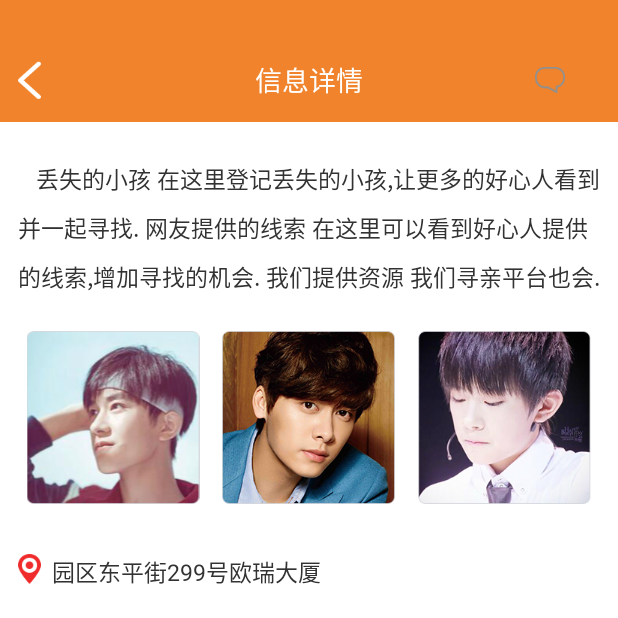
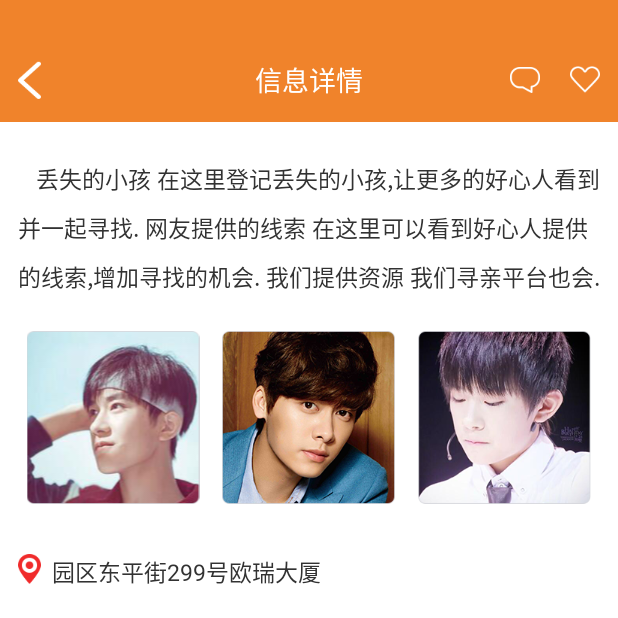
Before and after one commit to menglanlvcongrui/WhereAreYouNow, an Android app: the InformationDetailsActivity screen opened directly, with no data from a screen before it, on a phone screen of 412 x 824 dp, the top half of it. Run offline under Robolectric (Android 15) with nearby library versions, the phone set to English and light mode, and no system bars.

Commit message:
首次提交

```diff
--- a/app/src/main/java/com/example/administrator/whereareyounow/activity/ChangepwdActivity.java
+++ b/app/src/main/java/com/example/administrator/whereareyounow/activity/ChangepwdActivity.java
@@ -28,7 +28,8 @@ TextView forgetpwd;
         forgetpwd= (TextView) findViewById(R.id.forgetpwd);
         tv_title_center= (TextView)findViewById(R.id.title_center);
         iv= (ImageView) findViewById(R.id.title_right1);
-        iv.setImageResource(R.drawable.love);
+        iv.setVisibility(View.VISIBLE);
+        iv.setImageResource(R.drawable.change_password);
         tv_title_center.setText("修改密码");
         forgetpwd.setOnClickListener(new View.OnClickListener() {
             @Override
--- a/app/src/main/java/com/example/administrator/whereareyounow/activity/InformationDetailsActivity.java
+++ b/app/src/main/java/com/example/administrator/whereareyounow/activity/InformationDetailsActivity.java
@@ -11,6 +11,7 @@ import android.widget.TextView;
 import com.example.administrator.whereareyounow.R;
 
 public class InformationDetailsActivity extends AppCompatActivity {
+    private ImageView iv_title_left;
     private TextView tv_title_center;
     private ImageView iv_title_right;
     private ImageView iv_left;
@@ -24,11 +25,20 @@ public class InformationDetailsActivity extends AppCompatActivity {
 //            getWindow().addFlags(WindowManager.LayoutParams.FLAG_TRANSLUCENT_NAVIGATION);
         }
         setContentView(R.layout.activity_information_details);
+        iv_title_left= (ImageView)findViewById(R.id.title_left);
         tv_title_center= (TextView)findViewById(R.id.title_center);
         iv_left= (ImageView) findViewById(R.id.iv_left);
         iv_title_right= (ImageView) findViewById(R.id.title_right1);
+        iv_title_left.setOnClickListener(new View.OnClickListener() {
+            @Override
+            public void onClick(View v) {
+                finish();
+            }
+        });
         tv_title_center.setText("信息详情");
         iv_left.setVisibility(View.VISIBLE);
-        iv_title_right.setImageResource(R.drawable.release);
+        iv_left.setImageResource(R.drawable.chat_white);
+        iv_title_right.setVisibility(View.VISIBLE);
+        iv_title_right.setImageResource(R.drawable.release_white);
     }
 }
--- a/app/src/main/res/layout/activity_publish_information.xml
+++ b/app/src/main/res/layout/activity_publish_information.xml
@@ -64,6 +64,7 @@
                        android:layout_height="wrap_content">
                        <ImageView
                            android:layout_marginRight="5dp"
+                           android:layout_gravity="center_vertical"
                            android:src="@drawable/clock"
                            android:layout_width="wrap_content"
                            android:layout_height="wrap_content" />
--- a/app/src/main/res/layout/fragment_attention.xml
+++ b/app/src/main/res/layout/fragment_attention.xml
@@ -12,6 +12,7 @@
         app:layout_heightPercent="0.1"
         layout="@layout/navigation_bar"></include>
     <LinearLayout
+        android:id="@+id/line1"
         android:layout_width="match_parent"
         android:orientation="vertical"
         android:layout_height="wrap_content">
@@ -132,6 +133,7 @@
             android:layout_height="1dp"/>
     </LinearLayout>
     <LinearLayout
+        android:id="@+id/line2"
         android:layout_width="match_parent"
         android:orientation="vertical"
         android:layout_height="wrap_content">
@@ -255,6 +257,7 @@
             android:layout_height="1dp"/>
     </LinearLayout>
     <LinearLayout
+        android:id="@+id/line3"
         android:layout_width="match_parent"
         android:orientation="vertical"
         android:layout_height="wrap_content">
--- a/app/src/main/res/layout/navigation_bar.xml
+++ b/app/src/main/res/layout/navigation_bar.xml
@@ -74,13 +74,13 @@
                         android:textColor="@color/black"
                         android:layout_width="wrap_content"
                         android:layout_height="match_parent"
-                        android:paddingRight="15dp" />
+                        android:paddingRight="12dp" />
                     <ImageView
                         android:visibility="gone"
                         android:id="@+id/title_right1"
                         android:layout_width="wrap_content"
                         android:layout_height="match_parent"
-                        android:paddingRight="15dp"
+                        android:paddingRight="12dp"
                         android:src="@mipmap/release"/>
                 </FrameLayout>
 
```
Also changed, not shown: app/src/main/java/com/example/administrator/whereareyounow/fragment/AttentionFragment.java (+31 -1 lines), app/src/main/res/drawable-xhdpi/change_password.png (added), app/src/main/res/drawable-xhdpi/chat_white.png (added), app/src/main/res/drawable-xhdpi/release_white.png (added).
